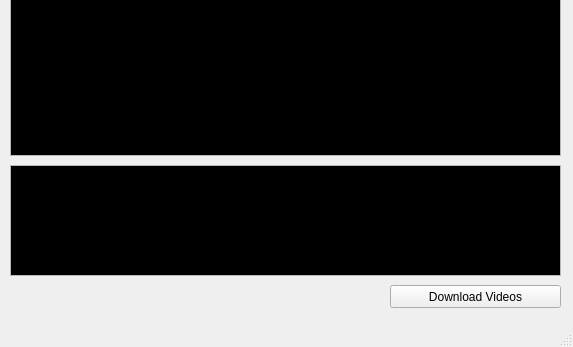
Old version of the form UI_Files/main_window.ui in the repository lzambella/Qyoutube-dl; both pictures show x 0 to 573 and y 194 to 541 of the 573 by 541 pixel window.
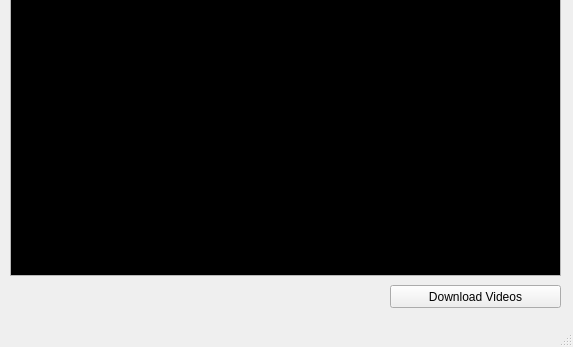
New version of the form.

The edit to the form file:
```diff
--- a/UI_Files/main_window.ui
+++ b/UI_Files/main_window.ui
@@ -68,7 +68,7 @@
       <x>10</x>
       <y>40</y>
       <width>551</width>
-      <height>291</height>
+      <height>411</height>
      </rect>
     </property>
     <property name="palette">
@@ -144,92 +144,6 @@
      </property>
     </column>
    </widget>
-   <widget class="QPlainTextEdit" name="consoleOutput">
-    <property name="geometry">
-     <rect>
-      <x>10</x>
-      <y>340</y>
-      <width>551</width>
-      <height>111</height>
-     </rect>
-    </property>
-    <property name="palette">
-     <palette>
-      <active>
-       <colorrole role="Text">
-        <brush brushstyle="SolidPattern">
-         <color alpha="255">
-          <red>255</red>
-          <green>255</green>
-          <blue>255</blue>
-         </color>
-        </brush>
-       </colorrole>
-       <colorrole role="Base">
-        <brush brushstyle="SolidPattern">
-         <color alpha="255">
-          <red>0</red>
-          <green>0</green>
-          <blue>0</blue>
-         </color>
-        </brush>
-       </colorrole>
-      </active>
-      <inactive>
-       <colorrole role="Text">
-        <brush brushstyle="SolidPattern">
-         <color alpha="255">
-          <red>255</red>
-          <green>255</green>
-          <blue>255</blue>
-         </color>
-        </brush>
-       </colorrole>
-       <colorrole role="Base">
-        <brush brushstyle="SolidPattern">
-         <color alpha="255">
-          <red>0</red>
-          <green>0</green>
-          <blue>0</blue>
-         </color>
-        </brush>
-       </colorrole>
-      </inactive>
-      <disabled>
-       <colorrole role="Text">
-        <brush brushstyle="SolidPattern">
-         <color alpha="255">
-          <red>106</red>
-          <green>104</green>
-          <blue>100</blue>
-         </color>
-        </brush>
-       </colorrole>
-       <colorrole role="Base">
-        <brush brushstyle="SolidPattern">
-         <color alpha="255">
-          <red>212</red>
-          <green>208</green>
-          <blue>200</blue>
-         </color>
-        </brush>
-       </colorrole>
-      </disabled>
-     </palette>
-    </property>
-    <property name="documentTitle">
-     <string/>
-    </property>
-    <property name="readOnly">
-     <bool>true</bool>
-    </property>
-    <property name="plainText">
-     <string/>
-    </property>
-    <property name="placeholderText">
-     <string>output...</string>
-    </property>
-   </widget>
    <widget class="QPushButton" name="pushButton_2">
     <property name="geometry">
      <rect>
```
